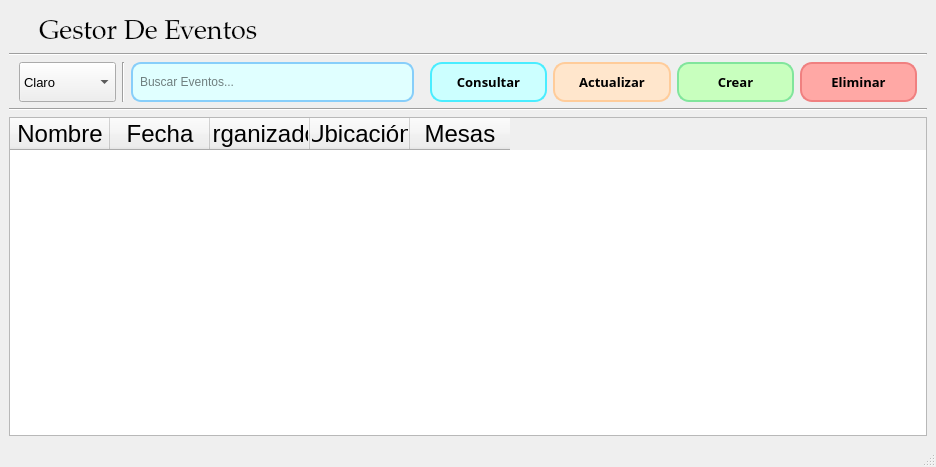
Before: the Qt Designer form src/ui/PantallaPrincipal.ui in IvanJesusCorbalanPascual/Gestor-de-Eventos, drawn with Qt 5.
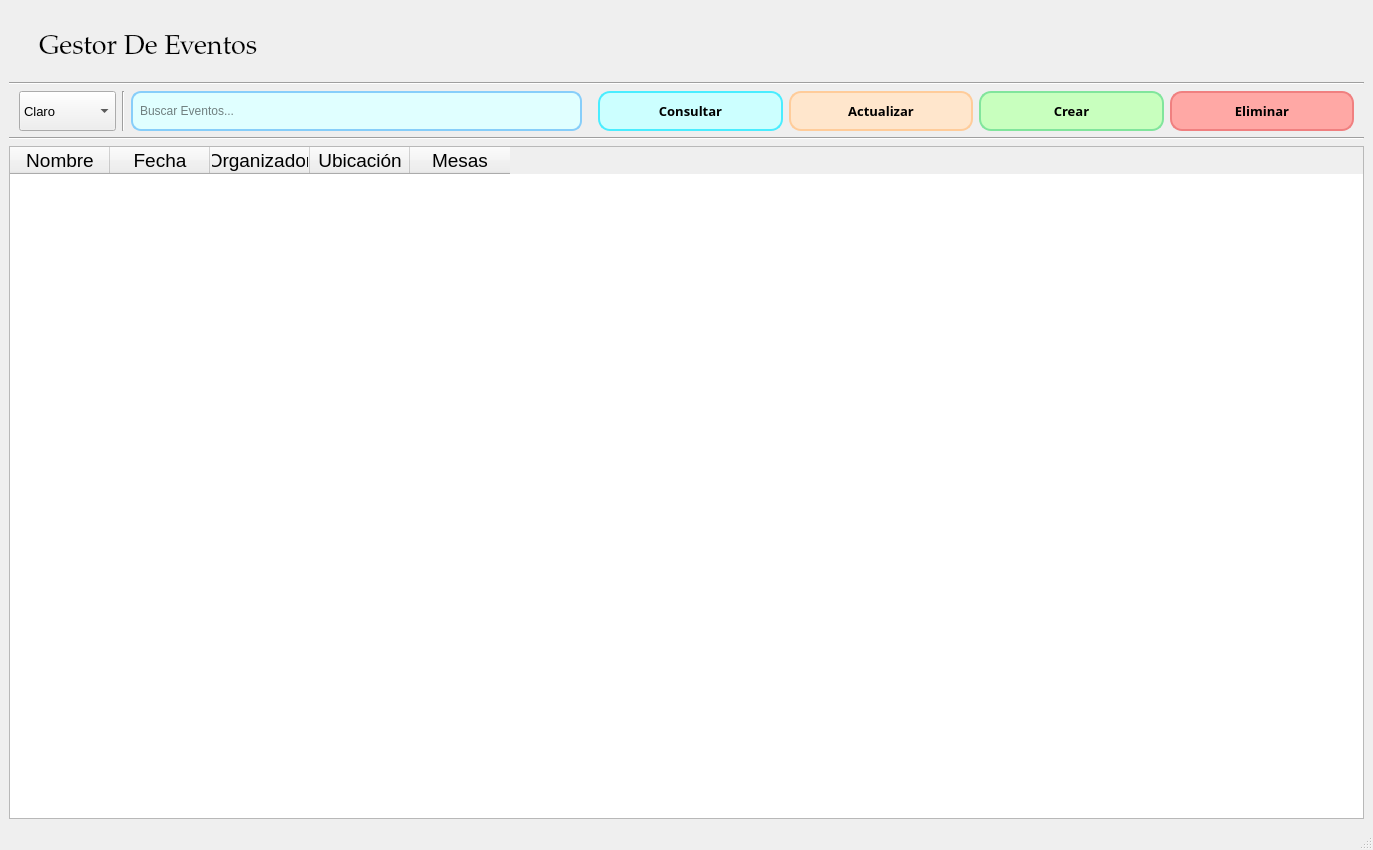
After: the same form once the commit is applied. Icons and pictures are not drawn.

The edit to the form file:
```diff
--- a/src/ui/PantallaPrincipal.ui
+++ b/src/ui/PantallaPrincipal.ui
@@ -6,8 +6,8 @@
    <rect>
     <x>0</x>
     <y>0</y>
-    <width>936</width>
-    <height>467</height>
+    <width>1373</width>
+    <height>850</height>
    </rect>
   </property>
   <property name="windowTitle">
@@ -342,7 +342,7 @@
       <property name="font">
        <font>
         <family>MS Shell Dlg 2</family>
-        <pointsize>18</pointsize>
+        <pointsize>14</pointsize>
        </font>
       </property>
       <property name="styleSheet">
```
